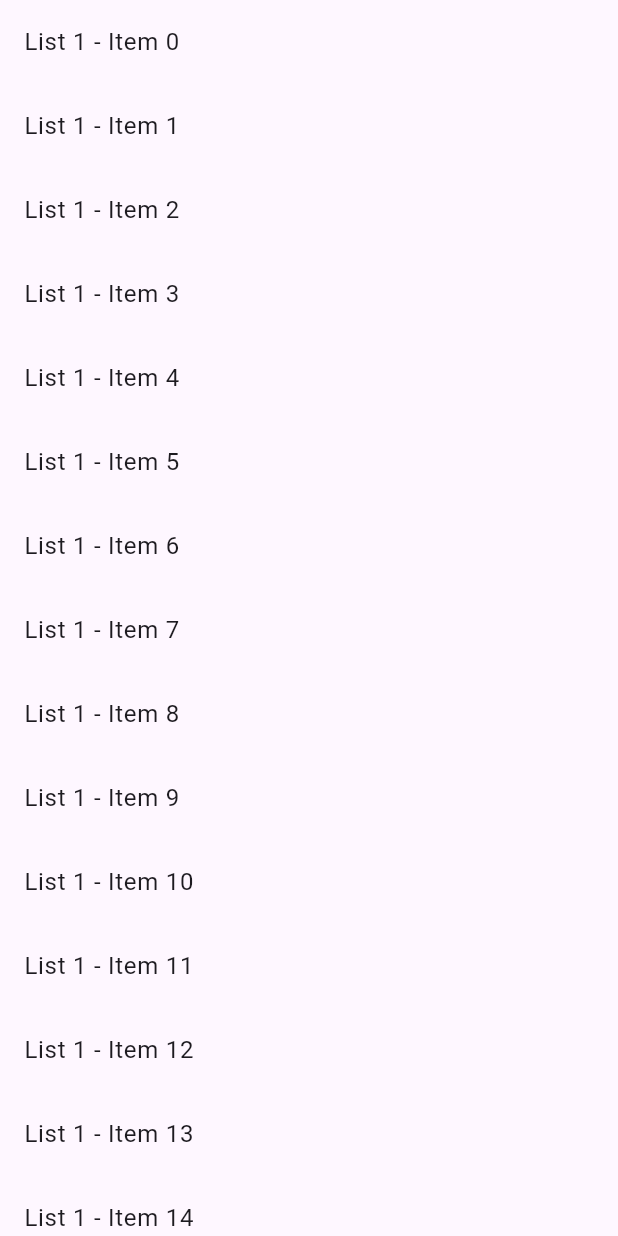
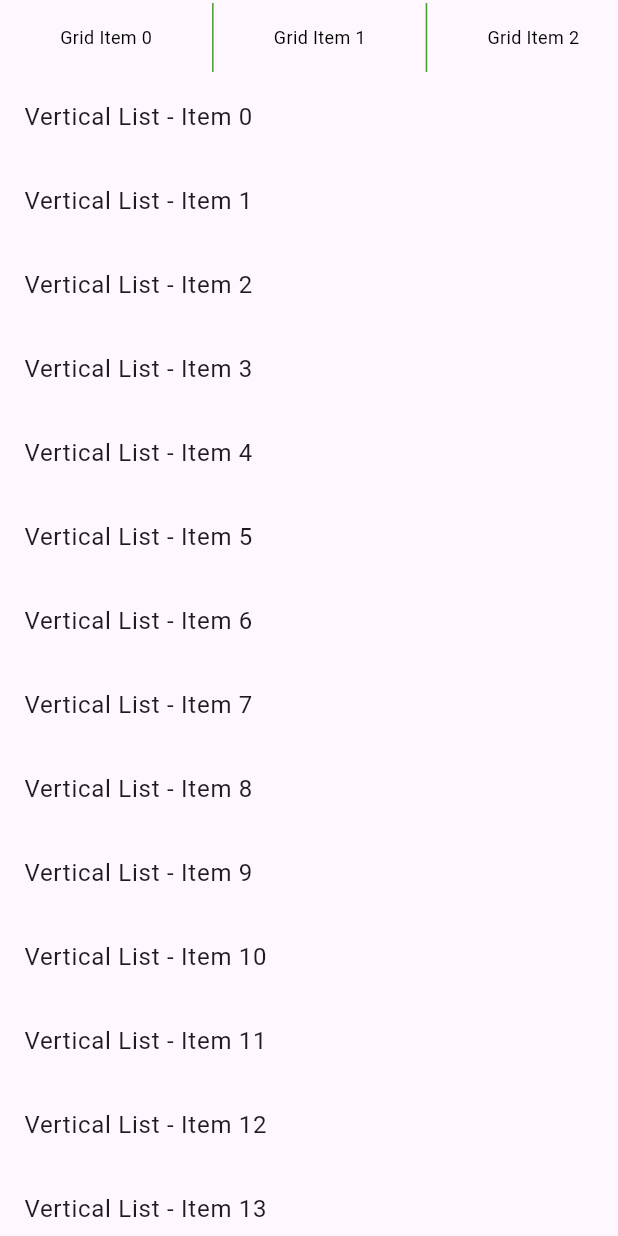
Before and after one commit to JiaHao416/eshop-Flutter, a Flutter app: the HomePage widget shown alone on an empty page, opened directly, on a phone screen of 412 x 824 dp. Run offline on Flutter 3.47's test engine with Material 3 defaults, Android fonts, the phone set to English and light mode, and no system bars; our stand-ins replace video_player.

Commit message:
add scroll listview to homepage

```diff
--- a/lib/components/scroll_container.dart
+++ b/lib/components/scroll_container.dart
@@ -54,7 +54,8 @@ class _ScrollContainerState extends State<ScrollContainer> {
           _scrollVisibilityController.containerHeight = _containerHeight;
           return CustomScrollView(
             controller: _controller,
-            slivers: widget.slivers, // 使用外部传递的slivers参数
+            scrollDirection: Axis.vertical,
+            slivers: widget.slivers,
           );
         },
       ),
--- a/lib/view/home_page.dart
+++ b/lib/view/home_page.dart
@@ -10,33 +10,62 @@ class HomePage extends StatefulWidget {
 class _HomePageState extends State<HomePage> {
   @override
   Widget build(BuildContext context) {
-    // 创建 SliverToBoxAdapter 列表
-    List<Widget> slivers = [
-      SliverList(
-        delegate: SliverChildBuilderDelegate(
-          (BuildContext context, int index) {
-            return ListTile(
-              title: Text('List 1 - Item $index'),
-            );
+    return ScrollContainer(
+      slivers: [
+        _buildHorizontalList(),
+        _buildVerticalList(),
+      ],
+    );
+  }
+
+  Widget _buildHorizontalList() {
+    return SliverToBoxAdapter(
+      child: SizedBox(
+        height: 50,
+        child: ListView.builder(
+          scrollDirection: Axis.horizontal,
+          itemCount: 50,
+          itemBuilder: (BuildContext context, int index) {
+            return _buildGridItem(index);
           },
-          childCount: 50,
         ),
       ),
-      SliverList(
-        delegate: SliverChildBuilderDelegate(
-          (BuildContext context, int index) {
-            return ListTile(
-              title: Text('List 2 - Item $index'),
-            );
-          },
-          childCount: 50,
+    );
+  }
+
+  Widget _buildGridItem(int index) {
+    return Row(
+      crossAxisAlignment: CrossAxisAlignment.stretch,
+      children: [
+        Container(
+          padding: EdgeInsets.symmetric(horizontal: 20),
+          margin: EdgeInsets.symmetric(horizontal: 20),
+          child: Center(
+            child: Text(
+              'Grid Item $index',
+              style: TextStyle(fontSize: 12, color: Colors.black),
+            ),
+          ),
         ),
+        Container(
+          width: 1,
+          color: Color(int.parse('0xFF459B2C')),
+          margin: EdgeInsets.only(top: 2, bottom: 2),
+        ),
+      ],
+    );
+  }
+
+  Widget _buildVerticalList() {
+    return SliverList(
+      delegate: SliverChildBuilderDelegate(
+        (BuildContext context, int index) {
+          return ListTile(
+            title: Text('Vertical List - Item $index'),
+          );
+        },
+        childCount: 50,
       ),
-    ];
-
-    // 将 slivers 传递给 ScrollContainer
-    return ScrollContainer(
-      slivers: slivers,
     );
   }
 }
--- a/lib/view/main_page.dart
+++ b/lib/view/main_page.dart
@@ -55,7 +55,6 @@ class MainPageState extends BasePageState<MainPage> {
   @override
   Widget build(BuildContext context) {
     return Scaffold(
-      extendBodyBehindAppBar: false,
       appBar: AppBar(
         title: Text('AppBarLayout'),
         backgroundColor: Colors.white,
```
